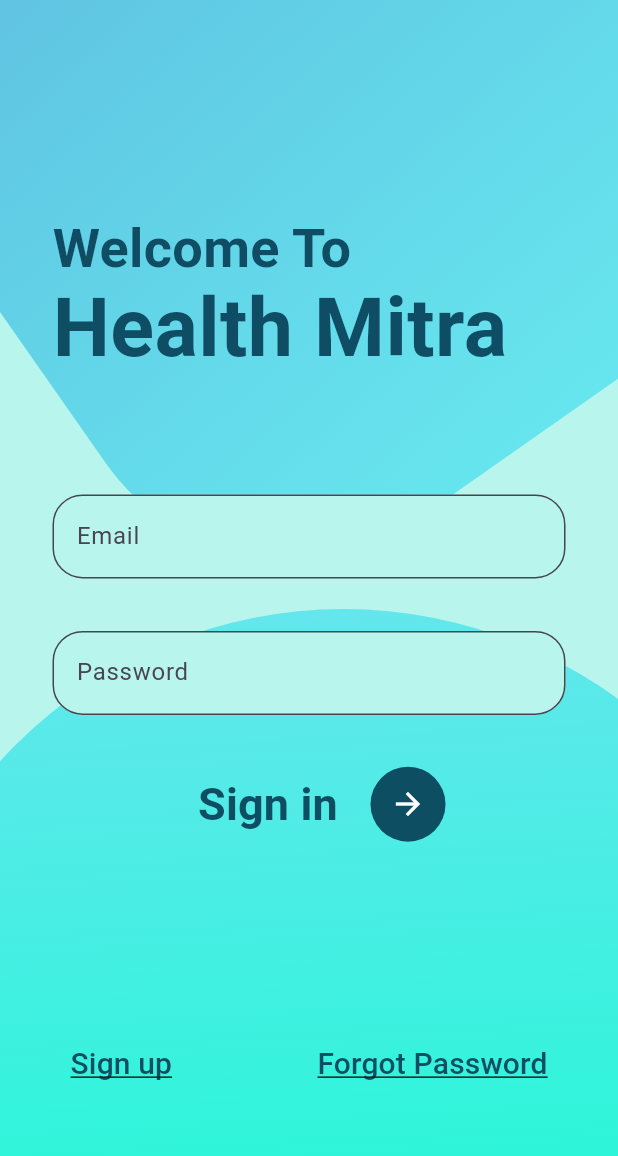
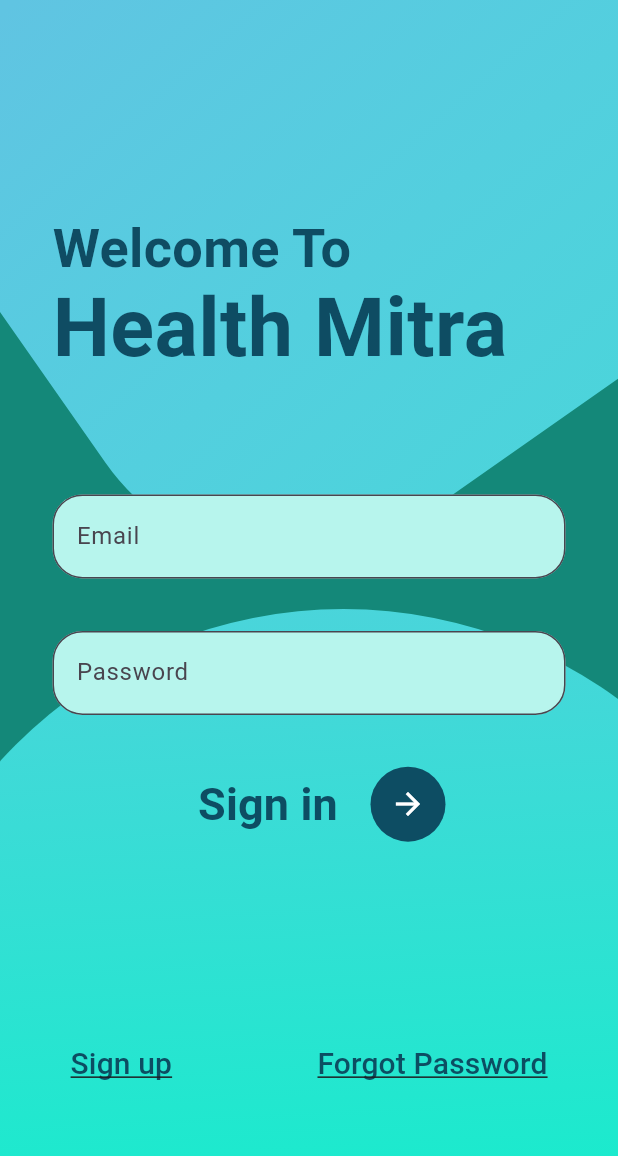
Before and after one commit to DakshaBhardwaj/Health_Mitra, a Flutter app: the screen it shows after launch, on a phone screen of 412 x 824 dp. Shown: the top 1156 px of the screen. Run offline on Flutter 3.47's test engine with Material 3 defaults, Android fonts, the light colour scheme and no system bars; our stand-ins replace firebase_core; accounts and stored records are empty.

Commit message:
updated file

```diff
--- a/lib/main.dart
+++ b/lib/main.dart
@@ -29,7 +29,7 @@ class HealthMitra extends StatelessWidget {
       title: 'Health Mitra',
       debugShowCheckedModeBanner: false,
       theme: ThemeData(
-        scaffoldBackgroundColor: kBGColor,
+        scaffoldBackgroundColor: const Color.fromARGB(255, 20, 136, 121),
         textTheme: Theme.of(context).textTheme.apply(
           bodyColor: kPriColor,
         ),
```
